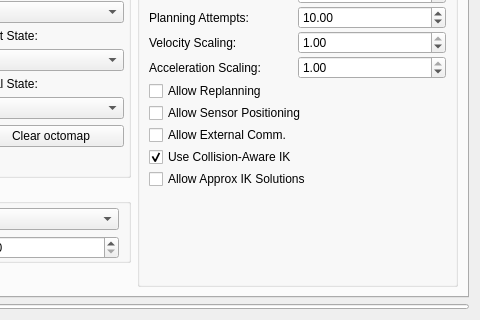
The window that moveit_ros/visualization/motion_planning_rviz_plugin/src/ui/motion_planning_rviz_plugin_frame.ui (moveit/moveit) describes before a commit, drawn with Qt 5; both pictures show x 212 to 692 and y 94 to 414 of the 692 by 414 pixel window.
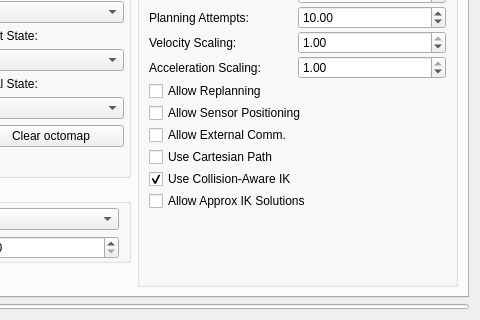
The same window after the commit. The open tabs and pages were chosen to show the change. Custom widgets are drawn as their Qt base class.

Commit message: motion_planning_rviz_plugin : add CartesianPath planning check box

```diff
--- a/moveit_ros/visualization/motion_planning_rviz_plugin/src/ui/motion_planning_rviz_plugin_frame.ui
+++ b/moveit_ros/visualization/motion_planning_rviz_plugin/src/ui/motion_planning_rviz_plugin_frame.ui
@@ -704,6 +704,16 @@
             </property>
            </widget>
           </item>
+          <item>
+           <widget class="QCheckBox" name="use_cartesian_path">
+            <property name="text">
+             <string>Use Cartesian Path</string>
+            </property>
+            <property name="checked">
+             <bool>false</bool>
+            </property>
+           </widget>
+          </item>
           <item>
            <widget class="QCheckBox" name="collision_aware_ik">
             <property name="text">
```
The commit also changes 3 other files.
